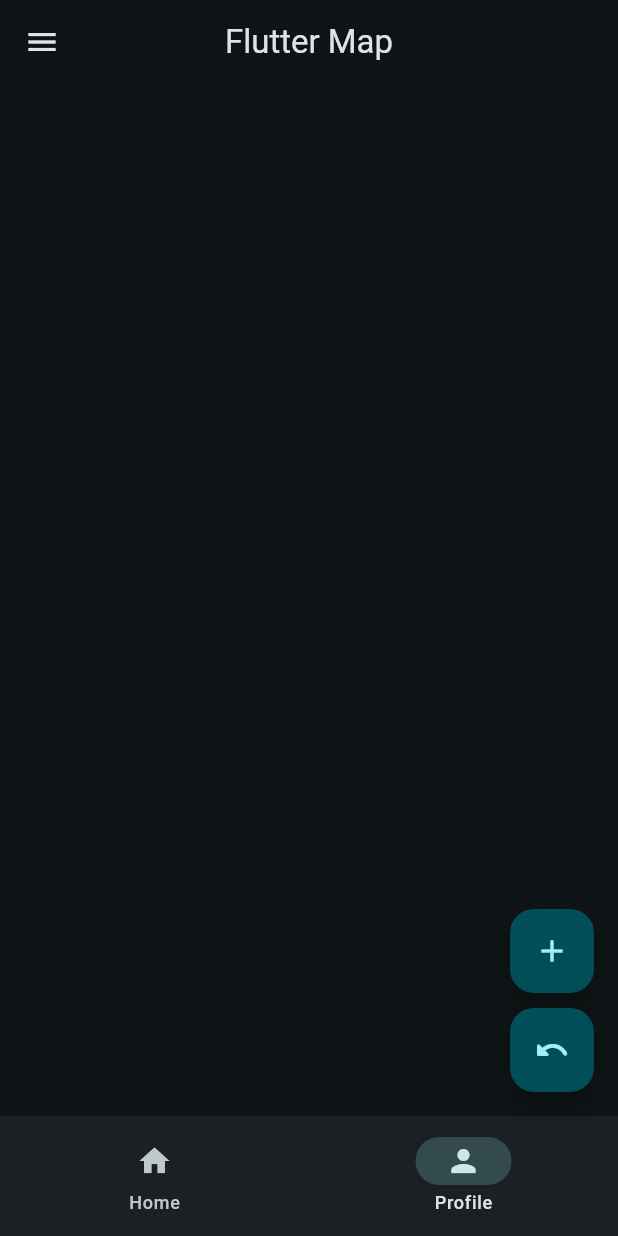
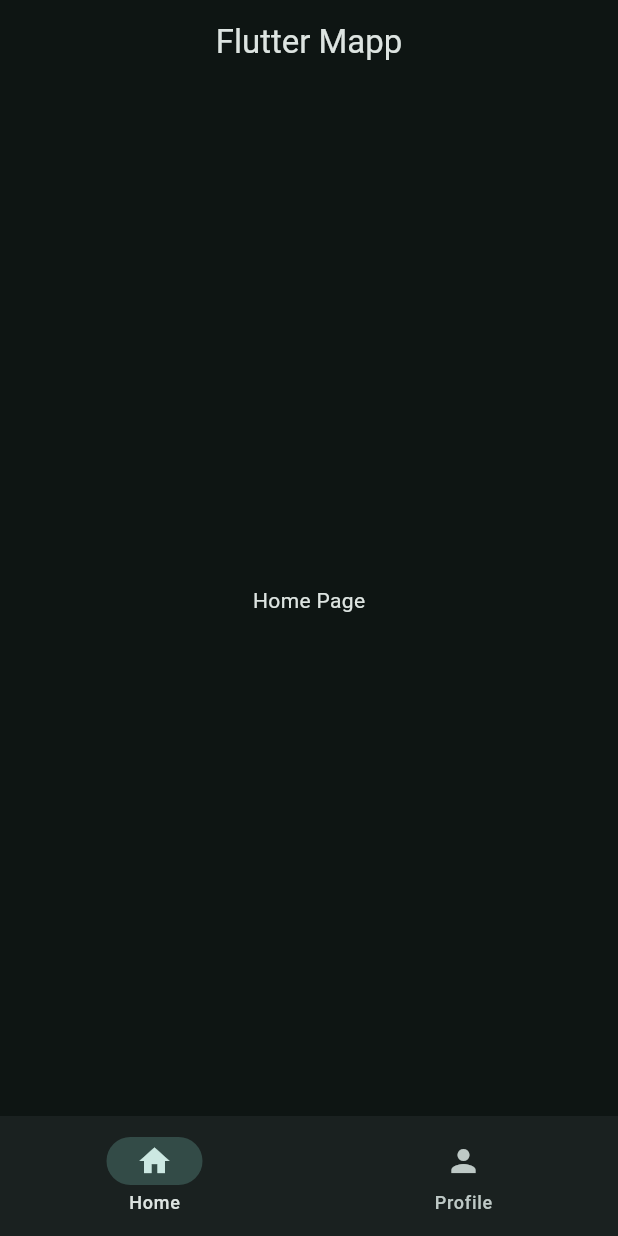
Before and after one commit to puga2/Lesson-flutter, a Flutter app: the screen it shows after launch, on a phone screen of 412 x 824 dp. Run offline on Flutter 3.47's test engine with Material 3 defaults, Android fonts, the phone set to English and light mode, and no system bars.

Commit message:
widget tree and page view

```diff
--- a/lib/main.dart
+++ b/lib/main.dart
@@ -1,63 +1,33 @@
 import 'package:flutter/material.dart';
+import 'package:flutter_application_1/views/widget_tree.dart';
 
 void main() {
   runApp(const MyApp());
 }
+// marterial App (stateful)
+//Scaffol
+//App Titile
+// Bottom Navigation bar setState
 
-class MyApp extends StatelessWidget {
+class MyApp extends StatefulWidget {
   const MyApp({super.key});
 
+  @override
+  State<MyApp> createState() => _MyAppState();
+}
+
+class _MyAppState extends State<MyApp> {
   @override
   Widget build(BuildContext context) {
     return MaterialApp(
       debugShowCheckedModeBanner: false,
       theme: ThemeData(
         colorScheme: ColorScheme.fromSeed(
-          seedColor: Colors.grey,
+          seedColor: Colors.teal,
           brightness: Brightness.dark,
         ),
       ),
-      home: SafeArea(
-        child: Scaffold(
-          appBar: AppBar(title: Text("Flutter Map"), centerTitle: true),
-          drawer: Drawer(
-            child: Column(
-              children: [
-                DrawerHeader(child: Text("Drawer")),
-                ListTile(title: Text('Logout')),
-              ],
-            ),
-          ),
-          floatingActionButton: Column(
-            mainAxisSize: MainAxisSize.min,
-            children: [
-              FloatingActionButton(
-                onPressed: () {
-                  // print('Add here');
-                },
-                child: Icon(Icons.add),
-              ),
-              SizedBox(height: 10.0),
-              FloatingActionButton(
-                onPressed: () {
-                  // print('Add here');
-                },
-                child: Icon(Icons.undo_rounded),
-              ),
-            ],
-          ),
-          bottomNavigationBar: NavigationBar(
-            destinations: [
-              NavigationDestination(icon: Icon(Icons.home), label: 'Home'),
-              NavigationDestination(icon: Icon(Icons.person), label: 'Profile'),
-            ],
-            onDestinationSelected: (int value) {
-              print(value);
-            },
-            selectedIndex: 1,
-          ),
-        ),
-      ),
+      home: WidgetTree()
     );
   }
 }
--- /dev/null
+++ b/lib/navbar_widgete.dart
@@ -0,0 +1,27 @@
+import 'package:flutter/material.dart';
+
+class NavbarWidget extends StatefulWidget {
+  const NavbarWidget({super.key});
+
+  @override
+  State<NavbarWidget> createState() => _NavbarWidgetState();
+}
+
+class _NavbarWidgetState extends State<NavbarWidget> {
+  int selectIndex = 0;
+  @override
+  Widget build(BuildContext context) {
+    return NavigationBar(
+      destinations: [
+        NavigationDestination(icon: Icon(Icons.home), label: 'Home'),
+        NavigationDestination(icon: Icon(Icons.person), label: 'Profile'),
+      ],
+      onDestinationSelected: (int value) {
+        setState(() {
+          selectIndex = value;
+        });
+      },
+      selectedIndex: selectIndex,
+    );
+  }
+}
--- /dev/null
+++ b/lib/views/pages/home.page.dart
@@ -0,0 +1,12 @@
+import 'package:flutter/material.dart';
+
+class HomePage extends StatelessWidget {
+  const HomePage({super.key});
+
+  @override
+  Widget build(BuildContext context) {
+    return Center(
+      child: Text('Home Page'),
+    );
+  }
+}
--- /dev/null
+++ b/lib/views/pages/profile_page.dart
@@ -0,0 +1,12 @@
+import 'package:flutter/material.dart';
+
+class ProfilePage extends StatelessWidget {
+  const ProfilePage({super.key});
+
+  @override
+  Widget build(BuildContext context) {
+    return Center(
+      child: Text('Profile Page'),
+    );
+  }
+}
--- /dev/null
+++ b/lib/views/widget_tree.dart
@@ -0,0 +1,19 @@
+import 'package:flutter/material.dart';
+import 'package:flutter_application_1/navbar_widgete.dart';
+import 'package:flutter_application_1/views/pages/home.page.dart';
+import 'package:flutter_application_1/views/pages/profile_page.dart';
+
+List<Widget> pages = [HomePage(), ProfilePage()];
+
+class WidgetTree extends StatelessWidget {
+  const WidgetTree({super.key});
+
+  @override
+  Widget build(BuildContext context) {
+    return Scaffold(
+      appBar: AppBar(title: Text('Flutter Mapp'), centerTitle: true),
+      body: pages.elementAt(0),
+      bottomNavigationBar: NavbarWidget(),
+    );
+  }
+}
```
Also changed, not shown: lib/data/notifiers.dart (added).
